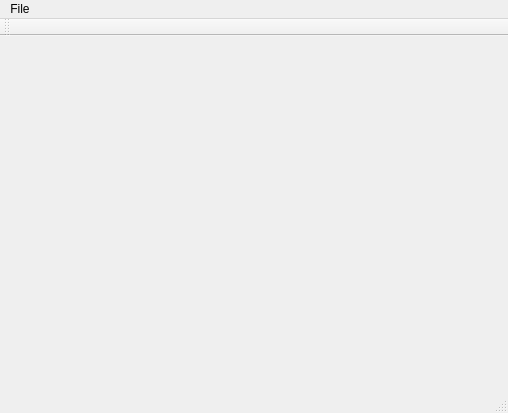
Before: the Qt Designer form GoBan/mainwindow.ui in StanBarbeau/GoBan, drawn with Qt 5.
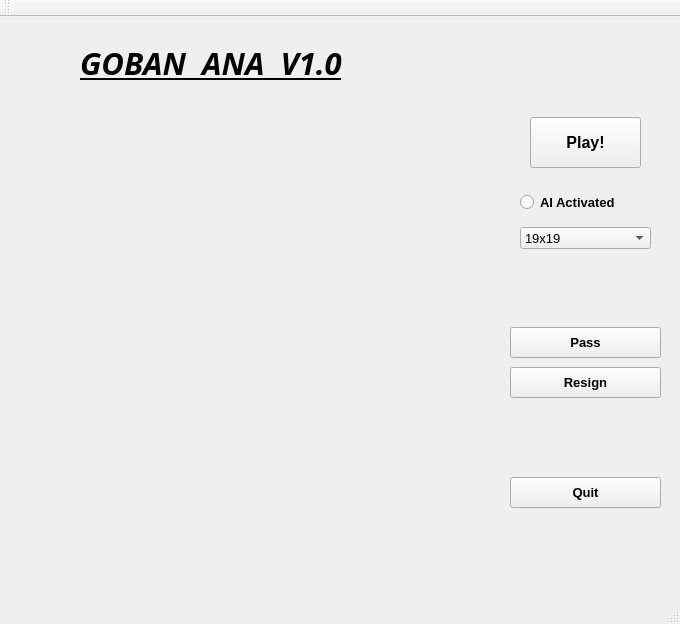
After: the same form once the commit is applied. Icons and pictures are not drawn.

```diff
--- a/GoBan/mainwindow.ui
+++ b/GoBan/mainwindow.ui
@@ -6,14 +6,216 @@
    <rect>
     <x>0</x>
     <y>0</y>
-    <width>508</width>
-    <height>413</height>
+    <width>680</width>
+    <height>624</height>
    </rect>
   </property>
+  <property name="minimumSize">
+   <size>
+    <width>680</width>
+    <height>624</height>
+   </size>
+  </property>
   <property name="windowTitle">
    <string>MainWindow</string>
   </property>
-  <widget class="QWidget" name="centralWidget"/>
+  <widget class="QWidget" name="centralWidget">
+   <widget class="QLabel" name="title_label">
+    <property name="geometry">
+     <rect>
+      <x>80</x>
+      <y>20</y>
+      <width>371</width>
+      <height>51</height>
+     </rect>
+    </property>
+    <property name="font">
+     <font>
+      <family>Papyrus</family>
+      <pointsize>23</pointsize>
+      <weight>75</weight>
+      <italic>true</italic>
+      <bold>true</bold>
+      <underline>true</underline>
+      <strikeout>false</strikeout>
+      <kerning>true</kerning>
+     </font>
+    </property>
+    <property name="focusPolicy">
+     <enum>Qt::NoFocus</enum>
+    </property>
+    <property name="text">
+     <string>GOBAN  ANA  V1.0</string>
+    </property>
+   </widget>
+   <widget class="QPushButton" name="play_button">
+    <property name="geometry">
+     <rect>
+      <x>530</x>
+      <y>100</y>
+      <width>111</width>
+      <height>51</height>
+     </rect>
+    </property>
+    <property name="font">
+     <font>
+      <family>Tahoma</family>
+      <pointsize>12</pointsize>
+      <weight>75</weight>
+      <bold>true</bold>
+     </font>
+    </property>
+    <property name="text">
+     <string>Play!</string>
+    </property>
+   </widget>
+   <widget class="QRadioButton" name="radioButton">
+    <property name="geometry">
+     <rect>
+      <x>520</x>
+      <y>170</y>
+      <width>131</width>
+      <height>31</height>
+     </rect>
+    </property>
+    <property name="font">
+     <font>
+      <family>Tahoma</family>
+      <pointsize>10</pointsize>
+      <weight>75</weight>
+      <bold>true</bold>
+     </font>
+    </property>
+    <property name="text">
+     <string>AI Activated</string>
+    </property>
+   </widget>
+   <widget class="QPushButton" name="pass_button">
+    <property name="geometry">
+     <rect>
+      <x>510</x>
+      <y>310</y>
+      <width>151</width>
+      <height>31</height>
+     </rect>
+    </property>
+    <property name="font">
+     <font>
+      <family>Tahoma</family>
+      <pointsize>10</pointsize>
+      <weight>75</weight>
+      <bold>true</bold>
+     </font>
+    </property>
+    <property name="text">
+     <string>Pass</string>
+    </property>
+   </widget>
+   <widget class="QPushButton" name="resign_button">
+    <property name="geometry">
+     <rect>
+      <x>510</x>
+      <y>350</y>
+      <width>151</width>
+      <height>31</height>
+     </rect>
+    </property>
+    <property name="font">
+     <font>
+      <family>Tahoma</family>
+      <pointsize>10</pointsize>
+      <weight>75</weight>
+      <bold>true</bold>
+      <underline>false</underline>
+      <kerning>true</kerning>
+     </font>
+    </property>
+    <property name="text">
+     <string>Resign</string>
+    </property>
+   </widget>
+   <widget class="QComboBox" name="size_box">
+    <property name="geometry">
+     <rect>
+      <x>520</x>
+      <y>210</y>
+      <width>131</width>
+      <height>22</height>
+     </rect>
+    </property>
+    <property name="font">
+     <font>
+      <family>Tahoma</family>
+      <pointsize>10</pointsize>
+     </font>
+    </property>
+    <item>
+     <property name="text">
+      <string>19x19</string>
+     </property>
+    </item>
+    <item>
+     <property name="text">
+      <string>13x13</string>
+     </property>
+    </item>
+    <item>
+     <property name="text">
+      <string>9x9</string>
+     </property>
+    </item>
+   </widget>
+   <widget class="QPushButton" name="quit_button">
+    <property name="geometry">
+     <rect>
+      <x>510</x>
+      <y>460</y>
+      <width>151</width>
+      <height>31</height>
+     </rect>
+    </property>
+    <property name="font">
+     <font>
+      <family>Tahoma</family>
+      <pointsize>10</pointsize>
+      <weight>75</weight>
+      <bold>true</bold>
+      <underline>false</underline>
+      <kerning>true</kerning>
+     </font>
+    </property>
+    <property name="text">
+     <string>Quit</string>
+    </property>
+   </widget>
+   <widget class="QPushButton" name="goban_Button">
+    <property name="geometry">
+     <rect>
+      <x>30</x>
+      <y>70</y>
+      <width>481</width>
+      <height>461</height>
+     </rect>
+    </property>
+    <property name="text">
+     <string/>
+    </property>
+    <property name="icon">
+     <iconset>
+      <normalon>:/goban.png</normalon>
+     </iconset>
+    </property>
+    <property name="iconSize">
+     <size>
+      <width>1000</width>
+      <height>1000</height>
+     </size>
+    </property>
+    <property name="flat">
+     <bool>true</bool>
+    </property>
+   </widget>
+  </widget>
   <widget class="QToolBar" name="mainToolBar">
    <attribute name="toolBarArea">
     <enum>TopToolBarArea</enum>
@@ -23,22 +225,6 @@
    </attribute>
   </widget>
   <widget class="QStatusBar" name="statusBar"/>
-  <widget class="QMenuBar" name="menuBar">
-   <property name="geometry">
-    <rect>
-     <x>0</x>
-     <y>0</y>
-     <width>508</width>
-     <height>19</height>
-    </rect>
-   </property>
-   <widget class="QMenu" name="menuGoBan">
-    <property name="title">
-     <string>File</string>
-    </property>
-   </widget>
-   <addaction name="menuGoBan"/>
-  </widget>
  </widget>
  <layoutdefault spacing="6" margin="11"/>
  <resources/>
```
